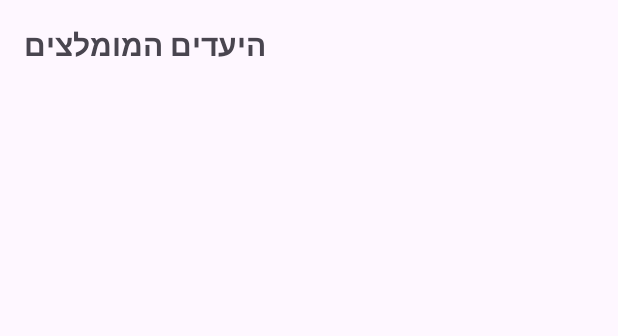
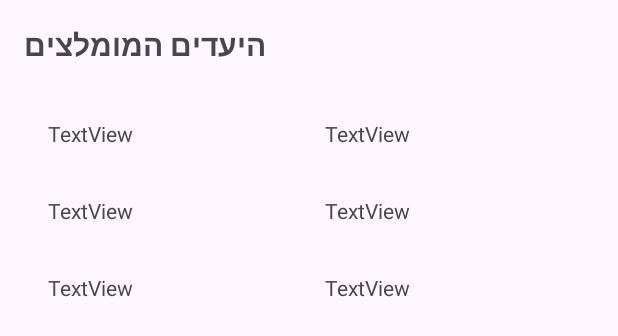
Before and after one commit to NoamSh1609/NoamProject1, an Android app: the layout activity_show_attractions.xml on its own in the app's theme, with its tools: preview values and no code run, on a phone screen of 412 x 824 dp. Shown: the top 336 px of the screen. Run offline under Robolectric (Android 15) with nearby library versions, the phone set to English and light mode, and no system bars.

Commit message:
XML Layout Update:
I added a RecyclerView to the activity_add_attraction.xml file where the attractions will be displayed.
I included the necessary constraints to ensure the RecyclerView fits correctly on the screen.
Java Code for AddAttraction.java:

I modified the code to include logic for fetching data from Firebase and displaying it in the RecyclerView.
The RecyclerView now has an adapter (AttractionAdapter) that populates the list of attractions.
I used Firebase's ValueEventListener to listen for changes in the database and update the list of attractions in the RecyclerView when new data is added.
Adapter and ViewHolder:

I created a new adapter (AttractionAdapter) for the RecyclerView to handle how each attraction is displayed.
The adapter inflates a custom layout (item_attraction.xml) for each item in the list, displaying the attraction's name and details.
Item Layout for Each Attraction:

I created the layout file item_attraction.xml that defines how each attraction should be displayed inside the RecyclerView (e.g., showing the attraction name and details).
With these updates, the attractions stored in Firebase will now be fetched and displayed dynamically in a RecyclerView on your AddAttraction screen.

```diff
--- a/app/src/main/AndroidManifest.xml
+++ b/app/src/main/AndroidManifest.xml
@@ -16,7 +16,7 @@
             android:name=".screens.AdminMainPage"
             android:exported="false" />
         <activity
-            android:name=".screens.menger_page"
+            android:name=".screens.ManagerActivity"
             android:exported="false" />
         <activity
             android:name=".screens.AddAttraction"
--- a/app/src/main/java/com/noam/noamproject1/screens/MainActivity.java
+++ b/app/src/main/java/com/noam/noamproject1/screens/MainActivity.java
@@ -12,7 +12,6 @@ import androidx.core.view.ViewCompat;
 import androidx.core.view.WindowInsetsCompat;
 
 import com.noam.noamproject1.R;
-import com.noam.noamproject1.services.AuthenticationService;
 
 public class MainActivity extends AppCompatActivity implements View.OnClickListener {
     Button btnform, btnLoginMain,btnWebsiteR,btnAttractionActivity,btnAddAttraction,btnMangerLoginPage;
@@ -74,7 +73,7 @@ public class MainActivity extends AppCompatActivity implements View.OnClickListe
             startActivity(go);
         }
         else if (view ==btnMangerLoginPage ) {
-            Intent go = new Intent(this, menger_page.class); // מעבר ל-WebsiteReview
+            Intent go = new Intent(this, ManagerActivity.class); // מעבר ל-WebsiteReview
             startActivity(go);
         }
 
--- a/app/src/main/res/layout/activity_menger_page.xml
+++ b/app/src/main/res/layout/activity_manager.xml
@@ -5,7 +5,7 @@
     android:id="@+id/main"
     android:layout_width="match_parent"
     android:layout_height="match_parent"
-    tools:context=".screens.menger_page">
+    tools:context=".screens.ManagerActivity">
 
     <TextView
         android:id="@+id/textView"
--- a/app/src/main/res/layout/activity_attractions.xml
+++ b/app/src/main/res/layout/activity_show_attractions.xml
@@ -2,8 +2,10 @@
 <LinearLayout xmlns:android="http://schemas.android.com/apk/res/android"
     android:layout_width="match_parent"
     android:layout_height="match_parent"
+    xmlns:tools="http://schemas.android.com/tools"
     android:orientation="vertical"
-    android:padding="16dp">
+    android:padding="16dp"
+    tools:context=".screens.ShowAttractionActivity">
 
     <!-- כותרת של הדף -->
     <TextView
@@ -19,7 +21,8 @@
     <androidx.recyclerview.widget.RecyclerView
         android:id="@+id/attractionsRecyclerView"
         android:layout_width="match_parent"
-        android:layout_height="match_parent"/>
+        android:layout_height="match_parent"
+        tools:listitem="@layout/item_attraction" />
 
     <Button
         android:layout_width="wrap_content"
--- /dev/null
+++ b/app/src/main/res/layout/item_attraction.xml
@@ -0,0 +1,31 @@
+<?xml version="1.0" encoding="utf-8"?>
+<androidx.constraintlayout.widget.ConstraintLayout xmlns:android="http://schemas.android.com/apk/res/android"
+    xmlns:app="http://schemas.android.com/apk/res-auto"
+    xmlns:tools="http://schemas.android.com/tools"
+    android:layout_width="match_parent"
+    android:layout_height="wrap_content">
+
+    <TextView
+        android:id="@+id/textView3"
+        android:layout_width="wrap_content"
+        android:layout_height="wrap_content"
+        android:layout_marginStart="16dp"
+        android:layout_marginTop="16dp"
+        android:layout_marginBottom="16dp"
+        android:text="TextView"
+        app:layout_constraintBottom_toBottomOf="parent"
+        app:layout_constraintStart_toStartOf="parent"
+        app:layout_constraintTop_toTopOf="parent" />
+
+    <TextView
+        android:id="@+id/textView4"
+        android:layout_width="wrap_content"
+        android:layout_height="wrap_content"
+        android:layout_marginStart="128dp"
+        android:layout_marginTop="16dp"
+        android:layout_marginBottom="16dp"
+        android:text="TextView"
+        app:layout_constraintBottom_toBottomOf="parent"
+        app:layout_constraintStart_toEndOf="@+id/textView3"
+        app:layout_constraintTop_toTopOf="parent" />
+</androidx.constraintlayout.widget.ConstraintLayout>
```
Also changed, not shown: app/src/main/java/com/noam/noamproject1/adapters/AttractionAdapter.java (+14 -16 lines), app/src/main/java/com/noam/noamproject1/screens/AttractionsActivity.java (deleted, +0 -60 lines), app/src/main/java/com/noam/noamproject1/screens/Login.java (+37 -45 lines), app/src/main/java/com/noam/noamproject1/screens/ManagerActivity.java (renamed from app/src/main/java/com/noam/noamproject1/screens/menger_page.java, +4 -4 lines), app/src/main/java/com/noam/noamproject1/screens/ShowAttractionActivity.java (added, +61 -0 lines), app/src/main/java/com/noam/noamproject1/services/DatabaseService.java (+27 -0 lines).
